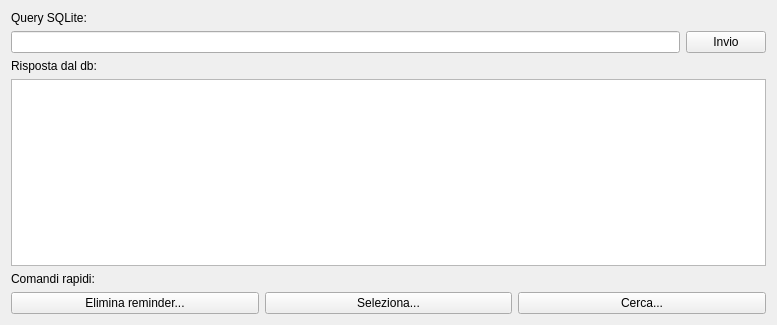
Above: CSQL.ui from Grawa/WorkShiftsIntegrator before the change. Below: the same form after it.
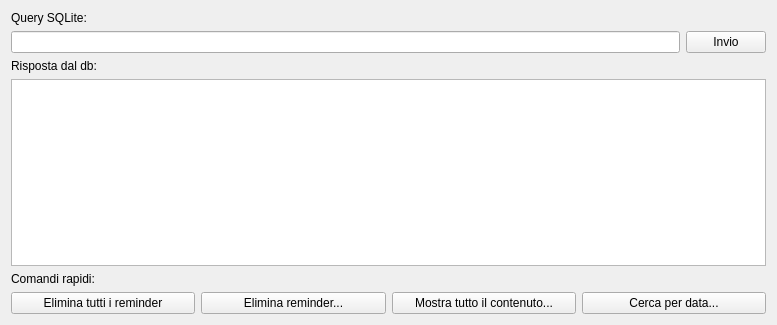
That is the form after the change.

Commit message: aggiunto tasto elimina tutti i reminder su comandi sql manuali e ottimizzato

What changed in the file:
```diff
--- a/CSQL.ui
+++ b/CSQL.ui
@@ -48,31 +48,38 @@
        <property name="topMargin">
         <number>0</number>
        </property>
-       <item row="0" column="0">
-        <widget class="QLabel" name="label_2">
-         <property name="text">
-          <string>Comandi rapidi:</string>
-         </property>
-        </widget>
-       </item>
-       <item row="1" column="1">
+       <item row="1" column="2">
         <widget class="QPushButton" name="pushButton_seleziona">
          <property name="text">
-          <string>Seleziona...</string>
+          <string>Mostra tutto il contenuto...</string>
          </property>
         </widget>
        </item>
-       <item row="1" column="0">
-        <widget class="QPushButton" name="pushButton_cancella">
+       <item row="1" column="1">
+        <widget class="QPushButton" name="pushButton_elimina">
          <property name="text">
           <string>Elimina reminder...</string>
          </property>
         </widget>
        </item>
-       <item row="1" column="2">
+       <item row="1" column="3">
         <widget class="QPushButton" name="pushButton_cerca">
          <property name="text">
-          <string>Cerca...</string>
+          <string>Cerca per data...</string>
+         </property>
+        </widget>
+       </item>
+       <item row="1" column="0">
+        <widget class="QPushButton" name="pushButton_eliminatutti">
+         <property name="text">
+          <string>Elimina tutti i reminder</string>
+         </property>
+        </widget>
+       </item>
+       <item row="0" column="0">
+        <widget class="QLabel" name="label_2">
+         <property name="text">
+          <string>Comandi rapidi:</string>
          </property>
         </widget>
        </item>
```
Left out of the diff: 27 changed lines with no effect on the pictures. The commit also changes 1 other file.
